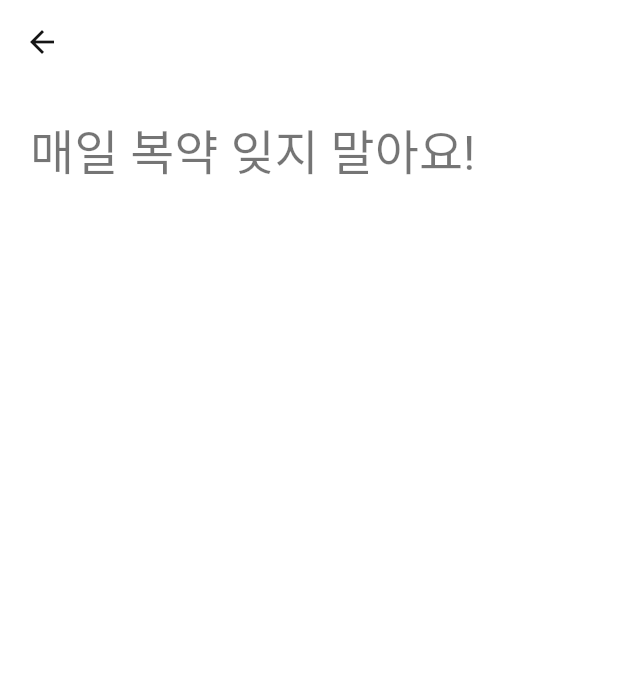
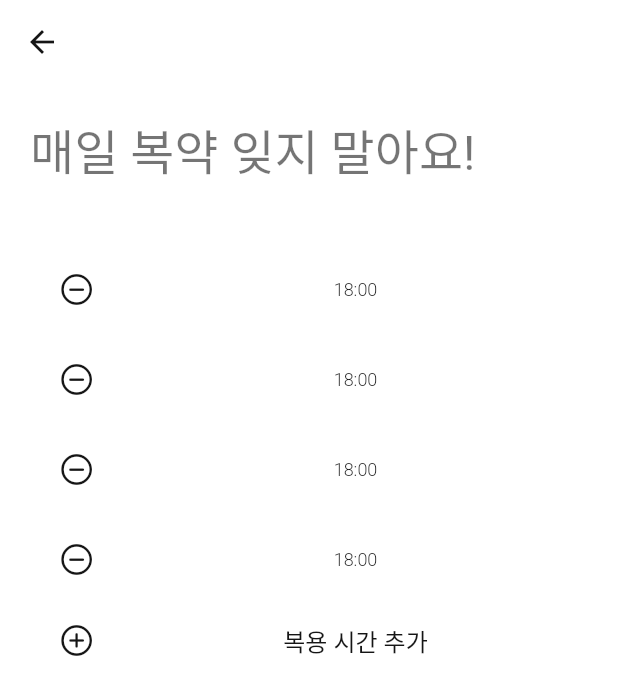
Before and after one commit to Juwon-Yun/Take-a-Pill, a Flutter app: the AddAlarmPage screen opened directly with empty values, on a phone screen of 412 x 824 dp. Shown: the top 695 px of the screen. Run offline on Flutter 3.47's test engine with Material 2 defaults, Android fonts, the phone set to English and light mode, and no system bars; our stand-ins replace image_picker; Roboto replaces fonts that are missing (GmarketSansTTF).

Commit message:
feat: add alarm page simple ui

```diff
--- a/lib/pages/add_medicine/add_alarm_page.dart
+++ b/lib/pages/add_medicine/add_alarm_page.dart
@@ -1,5 +1,6 @@
 import 'dart:io';
 
+import 'package:flutter/cupertino.dart';
 import 'package:flutter/material.dart';
 import 'package:flutter_app/components/custom_constants.dart';
 
@@ -23,7 +24,12 @@ class AddAlarmPage extends StatelessWidget {
         const SizedBox(height: largeSpace),
           // 기존에 SingleChildScrollView를 해놓아서 나머지 높이가 무제한 Expanded 되기 때문에 에러를 표시한다.
           Expanded(child: ListView(
-            children: [
+            children: const [
+              AlarmBox(),
+              AlarmBox(),
+              AlarmBox(),
+              AlarmBox(),
+              AddAlarmButton(),
             ],
           ))
         ],
@@ -32,3 +38,43 @@ class AddAlarmPage extends StatelessWidget {
     );
   }
 }
+
+class AlarmBox extends StatelessWidget {
+  const AlarmBox({
+    Key? key,
+  }) : super(key: key);
+
+  @override
+  Widget build(BuildContext context) {
+    return TextButton(
+      style: TextButton.styleFrom(padding: const EdgeInsets.symmetric(horizontal: 0, vertical: 6), textStyle: Theme.of(context).textTheme.subtitle2),
+      onPressed: (){},
+      child: Row(
+        children: [
+          Expanded(flex: 1, child: IconButton(onPressed: (){}, icon: const Icon(CupertinoIcons.minus_circled))),
+          Expanded(flex: 5, child: TextButton(onPressed: (){}, child: const Text('18:00'))),
+        ],
+      ),
+    );
+  }
+}
+
+class AddAlarmButton extends StatelessWidget {
+  const AddAlarmButton({
+    Key? key,
+  }) : super(key: key);
+
+  @override
+  Widget build(BuildContext context) {
+    return TextButton(
+      style: TextButton.styleFrom(padding: const EdgeInsets.symmetric(horizontal: 0, vertical: 6), textStyle: Theme.of(context).textTheme.subtitle1),
+      onPressed: (){},
+      child: Row(
+        children: const [
+          Expanded(flex: 1, child: Icon(CupertinoIcons.plus_circled)),
+          Expanded(flex: 5, child: Center(child:Text('복용 시간 추가')) ,),
+        ],
+      ),
+    );
+  }
+}
```
